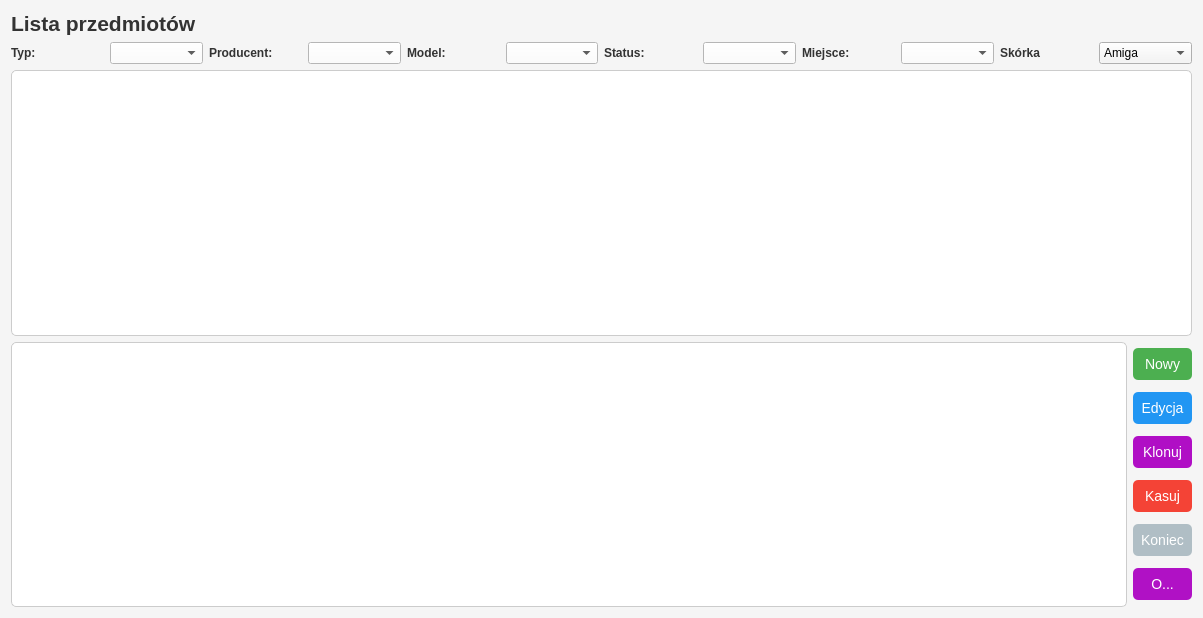
The window that forms/itemList.ui (arekbr/Inwentaryzacja) describes before a commit, drawn with Qt 5.
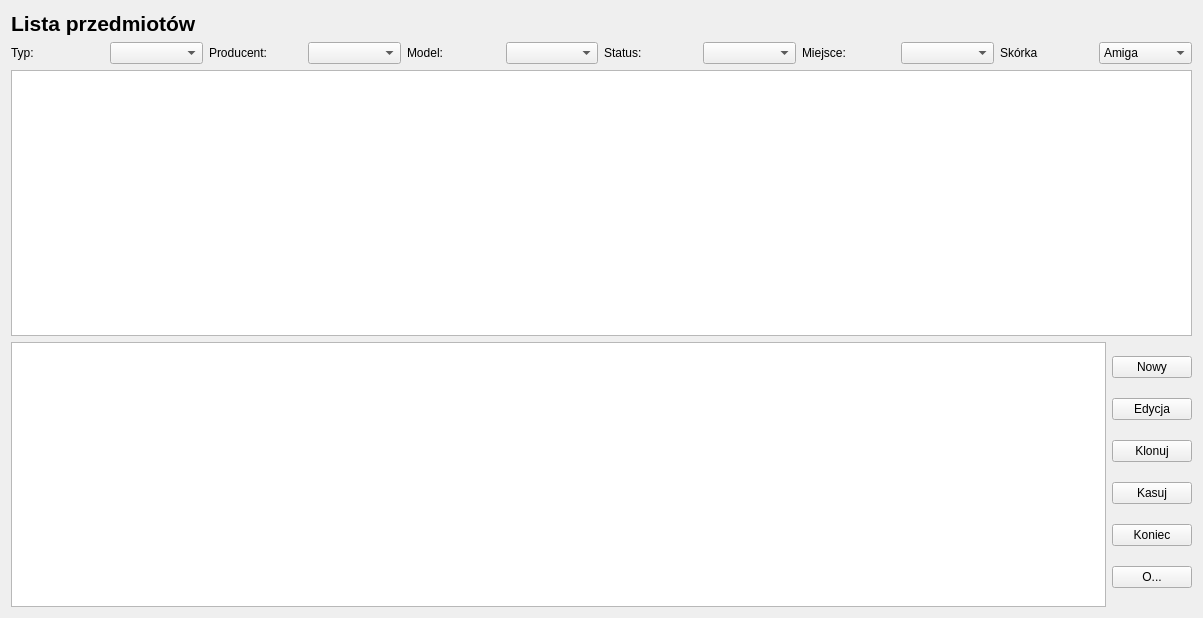
The same window after the commit.

```diff
--- a/forms/itemList.ui
+++ b/forms/itemList.ui
@@ -13,77 +13,6 @@
   <property name="windowTitle">
    <string>Lista przedmiotów</string>
   </property>
-  <property name="styleSheet">
-   <string notr="true">QWidget {
-    background-color: #F5F5F5;
-}
-
-QLabel {
-    color: #333333;
-    font-weight: bold;
-}
-
-QTableView {
-    border: 1px solid #CCCCCC;
-    border-radius: 5px;
-    background-color: #FFFFFF;
-    color: #000000;
-}
-
-QTableView QHeaderView::section {
-    background-color: #E0E0E0;
-    color: #333333;
-    padding: 5px;
-    border: 1px solid #CCCCCC;
-}
-
-QGraphicsView {
-    border: 1px solid #CCCCCC;
-    border-radius: 5px;
-    background-color: #FFFFFF;
-}
-
-QPushButton {
-    border: none;
-    border-radius: 5px;
-    padding: 8px;
-    font-size: 14px;
-}
-
-QPushButton#itemList_pushButton_new {
-    background-color: #4CAF50;
-    color: white;
-}
-
-QPushButton#itemList_pushButton_edit {
-    background-color: #2196F3;
-    color: white;
-}
-
-QPushButton#itemList_pushButton_clone {
-    background-color: #B00EC5;
-    color: white;
-}
-
-QPushButton#itemList_pushButton_delete {
-    background-color: #F44336;
-    color: white;
-}
-
-QPushButton#itemList_pushButton_end {
-    background-color: #B0BEC5;
-    color: white;
-}
-
-QPushButton#itemList_pushButton_about {
-    background-color: #B011C5;
-    color: white;
-}
-
-QPushButton:hover {
-    opacity: 0.8;
-}</string>
-  </property>
   <layout class="QVBoxLayout" name="mainLayout">
    <item>
     <widget class="QLabel" name="headerLabel">
@@ -109,17 +38,6 @@
      </item>
      <item>
       <widget class="QComboBox" name="filterTypeComboBox">
-       <property name="styleSheet">
-        <string notr="true">QComboBox {
-    background-color: white;
-    color: black;
-}
-QComboBox QAbstractItemView {
-    background-color: white;
-    color: black;
-}
-</string>
-       </property>
       </widget>
      </item>
      <item>
@@ -131,17 +49,6 @@
      </item>
      <item>
       <widget class="QComboBox" name="filterVendorComboBox">
-       <property name="styleSheet">
-        <string notr="true">QComboBox {
-    background-color: white;
-    color: black;
-}
-QComboBox QAbstractItemView {
-    background-color: white;
-    color: black;
-}
-</string>
-       </property>
       </widget>
      </item>
      <item>
@@ -153,17 +60,6 @@
      </item>
      <item>
       <widget class="QComboBox" name="filterModelComboBox">
-       <property name="styleSheet">
-        <string notr="true">QComboBox {
-    background-color: white;
-    color: black;
-}
-QComboBox QAbstractItemView {
-    background-color: white;
-    color: black;
-}
-</string>
-       </property>
       </widget>
      </item>
      <item>
@@ -175,17 +71,6 @@
      </item>
      <item>
       <widget class="QComboBox" name="filterStatusComboBox">
-       <property name="styleSheet">
-        <string notr="true">QComboBox {
-    background-color: white;
-    color: black;
-}
-QComboBox QAbstractItemView {
-    background-color: white;
-    color: black;
-}
-</string>
-       </property>
       </widget>
      </item>
      <item>
@@ -197,17 +82,6 @@
      </item>
      <item>
       <widget class="QComboBox" name="filterStorageComboBox">
-       <property name="styleSheet">
-        <string notr="true">QComboBox {
-    background-color: white;
-    color: black;
-}
-QComboBox QAbstractItemView {
-    background-color: white;
-    color: black;
-}
-</string>
-       </property>
       </widget>
      </item>
      <item>
```
